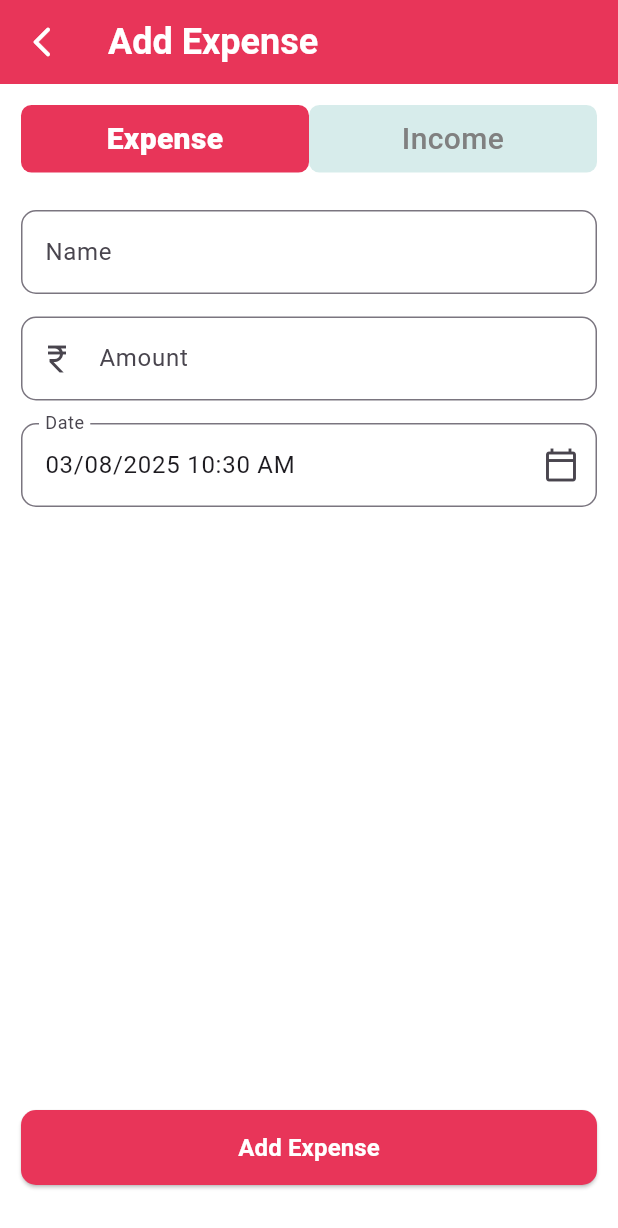
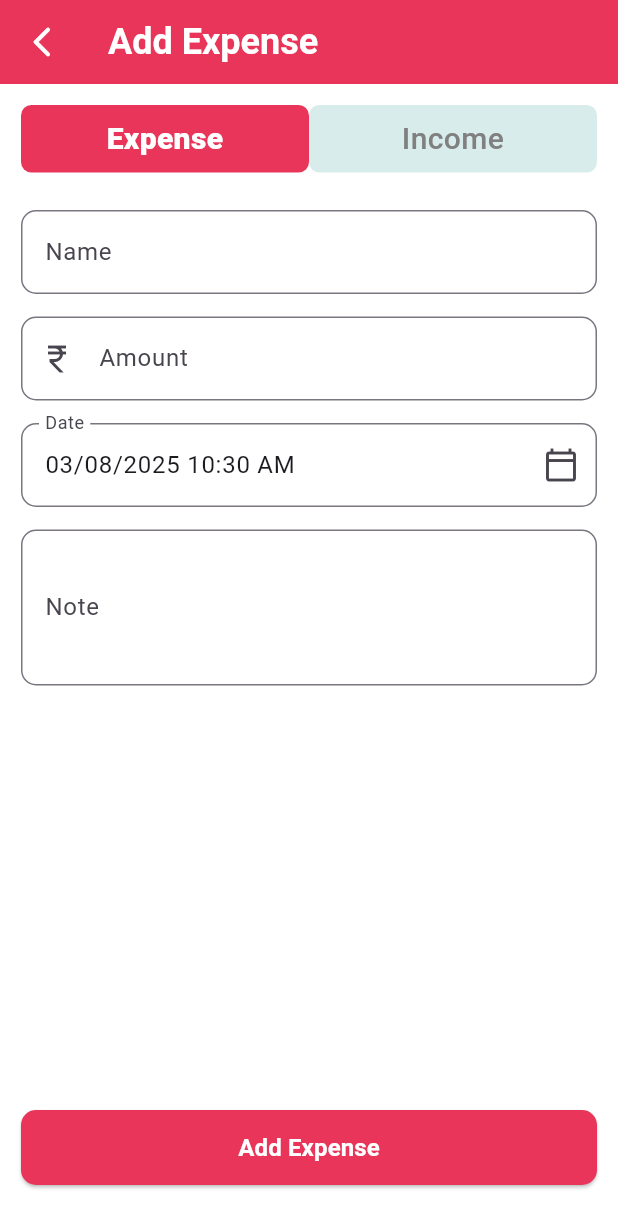
Before and after one commit to Gagan-Saini-GS/tracker, a Flutter app: the AddTransactionScreen screen opened by its route, after a tap on "Expense", on a phone screen of 412 x 824 dp. Shown: the top 1228 px of the screen. Run offline on Flutter 3.47's test engine with Material 3 defaults, Android fonts, the phone set to English and light mode, and no system bars; our stand-ins replace flutter_riverpod, flutter_secure_storage, go_router, logger, syncfusion_flutter_charts; accounts and stored records are empty.

Commit message:
Added note input in transaction

```diff
--- a/lib/models/transaction.dart
+++ b/lib/models/transaction.dart
@@ -4,6 +4,7 @@ class Transaction {
   final double amount;
   final DateTime date;
   final bool isIncome;
+  final String note;
 
   Transaction({
     required this.id,
@@ -11,6 +12,7 @@ class Transaction {
     required this.amount,
     required this.date,
     required this.isIncome,
+    this.note = "",
   });
 
   factory Transaction.fromJson(Map<String, dynamic> json) {
@@ -20,6 +22,7 @@ class Transaction {
       amount: double.parse(json['amount'] ?? 0),
       date: DateTime.parse(json['date'] ?? DateTime.now().toIso8601String()),
       isIncome: json['type'] == 'Income',
+      note: json['note'] ?? '',
     );
   }
 }
--- a/lib/providers/transaction_provider.dart
+++ b/lib/providers/transaction_provider.dart
@@ -15,6 +15,7 @@ class TransactionListNotifier extends StateNotifier<List<Transaction>> {
           type: transaction.isIncome ? 'Income' : 'Expense',
           amount: transaction.amount,
           date: transaction.date.toIso8601String(),
+          note: transaction.note,
         );
     state = [transaction, ...state];
   }
--- a/lib/screens/transaction/add_transaction_screen.dart
+++ b/lib/screens/transaction/add_transaction_screen.dart
@@ -1,6 +1,7 @@
 import 'package:flutter/material.dart';
 import 'package:flutter_riverpod/flutter_riverpod.dart';
 import 'package:go_router/go_router.dart';
+import 'package:logger/logger.dart';
 import 'package:tracker/models/transaction.dart';
 import 'package:tracker/providers/transaction_provider.dart';
 import 'package:tracker/utils/constants.dart';
@@ -21,6 +22,7 @@ class _AddTransactionScreenState extends ConsumerState<AddTransactionScreen>
   final _nameController = TextEditingController();
   final _amountController = TextEditingController();
   final _dateController = TextEditingController();
+  final _noteController = TextEditingController();
 
   DateTime _selectedDate = DateTime.now();
   bool _isIncome = false;
@@ -47,6 +49,7 @@ class _AddTransactionScreenState extends ConsumerState<AddTransactionScreen>
     _nameController.dispose();
     _amountController.dispose();
     _dateController.dispose();
+    _noteController.dispose();
     super.dispose();
   }
 
@@ -55,6 +58,7 @@ class _AddTransactionScreenState extends ConsumerState<AddTransactionScreen>
     _amountController.clear();
     _selectedDate = DateTime.now();
     _dateController.text = formatDateTime(_selectedDate);
+    _noteController.clear();
   }
 
   // This function now handles picking both date and time.
@@ -99,11 +103,13 @@ class _AddTransactionScreenState extends ConsumerState<AddTransactionScreen>
       final transactionType = _isIncome ? 'Income' : 'Expense';
       final name = _nameController.text.trim();
       final amount = double.parse(_amountController.text.trim());
+      final note = _noteController.text.trim();
 
       final transaction = Transaction(
         id: '',
         name: name,
         amount: amount,
+        note: note,
         date: _selectedDate,
         isIncome: _isIncome,
       );
@@ -285,6 +291,20 @@ class _AddTransactionScreenState extends ConsumerState<AddTransactionScreen>
                     readOnly: true,
                     onTap: () => _selectDateAndTime(context),
                   ),
+                  const SizedBox(height: 15),
+
+                  // Note Field
+                  TextFormField(
+                    controller: _noteController,
+                    maxLines: 3,
+                    decoration: InputDecoration(
+                      labelText: 'Note',
+                      hintText: 'Enter transaction note',
+                      border: OutlineInputBorder(
+                        borderRadius: BorderRadius.circular(10),
+                      ),
+                    ),
+                  ),
 
                   // Spacer to push button to bottom
                   const Spacer(),
```
